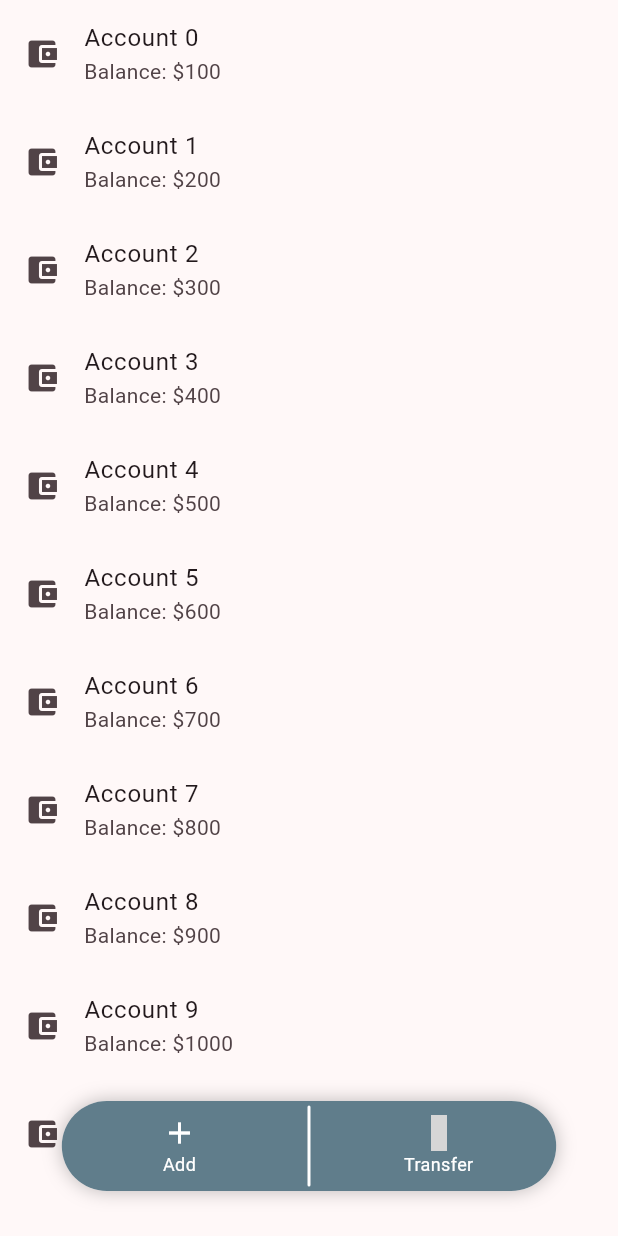
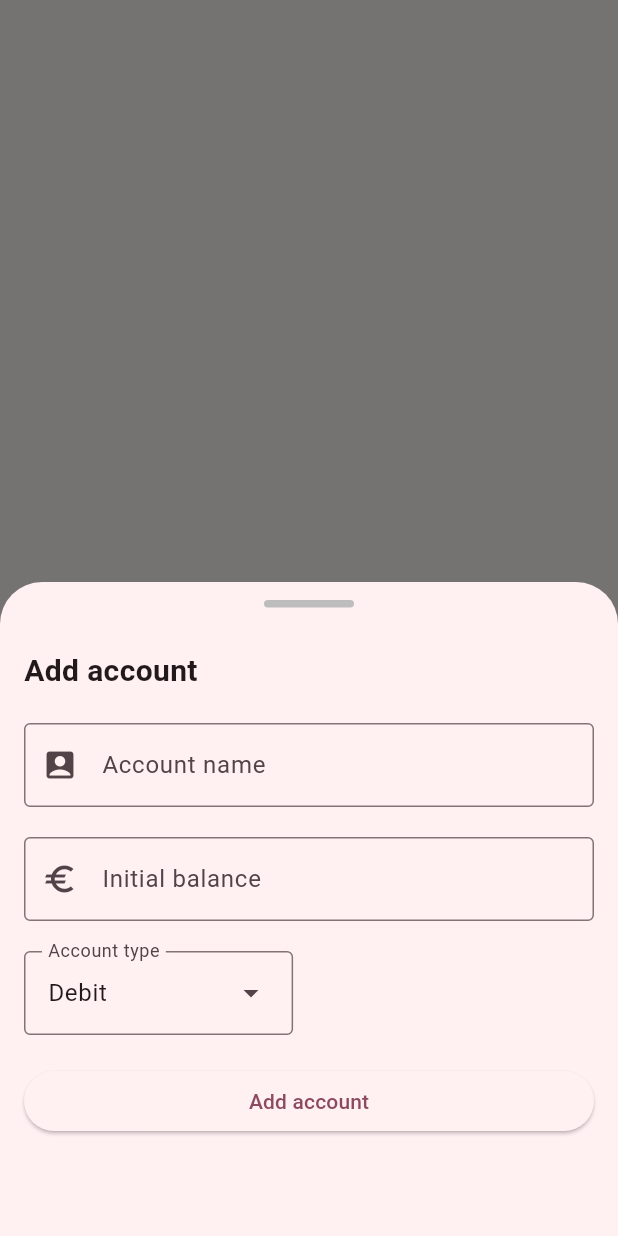
Before and after one commit to Tag365/money_mind, a Flutter app: the AccountWidget screen opened directly, after a tap on "Add", on a phone screen of 412 x 824 dp. Run offline on Flutter 3.47's test engine with Material 3 defaults, Android fonts, the phone set to English and light mode, and no system bars; our stand-ins replace flutter_slidable, fluttericon, sqflite; accounts and stored records are empty; generated files the repository leaves out were written again; grey boxes are pictures that could not be loaded.

Commit message:
Add database service. Store account and initial statement

```diff
--- /dev/null
+++ b/lib/components/drag_indicator.dart
@@ -0,0 +1,22 @@
+import 'package:flutter/material.dart';
+
+class DragIndicator extends StatelessWidget {
+  const DragIndicator({super.key});
+
+  @override
+  Widget build(BuildContext context) {
+    return Padding(
+      padding: const EdgeInsets.symmetric(vertical: 12),
+      child: Center(
+        child: Container(
+          width: 60,
+          height: 5,
+          decoration: BoxDecoration(
+            color: Colors.grey[400],
+            borderRadius: BorderRadius.circular(3),
+          ),
+        ),
+      ),
+    );
+  }
+}
--- /dev/null
+++ b/lib/database/DatabaseService.dart
@@ -0,0 +1,144 @@
+import 'package:money_mind/database/models/account.dart';
+import 'package:money_mind/database/models/statement.dart';
+import 'package:money_mind/database/models/tag.dart';
+import 'package:path/path.dart';
+import 'package:sqflite/sqflite.dart';
+
+class DatabaseService {
+  // Singleton pattern
+  DatabaseService._internal();
+
+  static final DatabaseService instance = DatabaseService._internal();
+
+  Database? _database;
+
+  factory DatabaseService() {
+    return instance;
+  }
+
+  Future<Database> get database async {
+    if (_database != null) return _database!;
+    _database = await getDatabase();
+    return _database!;
+  }
+
+  Future<Database> getDatabase() async {
+    final databasePath = await getDatabasesPath();
+    final path = join(databasePath, 'money_mind.db');
+
+    return openDatabase(
+      path,
+      version: 2,
+      onCreate: (db, version) async {
+        // Create tables here
+        await db.execute('''
+          CREATE TABLE accounts (
+            id TEXT PRIMARY KEY,
+            name TEXT,
+            type TEXT
+          )
+        ''');
+        await db.execute('''
+          CREATE TABLE statements (
+            id TEXT PRIMARY KEY,
+            createdAt DATE,
+            title TEXT,
+            paymentDate DATE,
+            useDate DATE,
+            amount REAL,
+            isExpense INTEGER,
+            accountId TEXT,
+            tags TEXT,
+            note TEXT,
+            FOREIGN KEY (accountId) REFERENCES accounts (id) ON DELETE CASCADE
+          )
+        ''');
+        await db.execute('''
+          CREATE TABLE tags (
+            id INTEGER PRIMARY KEY AUTOINCREMENT,
+            name TEXT
+          )
+        ''');
+        await db.execute('''
+          CREATE TABLE statement_tags (
+            statementId TEXT,
+            tagId INTEGER,
+            PRIMARY KEY (statementId, tagId),
+            FOREIGN KEY (statementId) REFERENCES statements (id) ON DELETE CASCADE,
+            FOREIGN KEY (tagId) REFERENCES tags (id) ON DELETE CASCADE
+          )
+        ''');
+
+        // Indexes for performance
+        await db.execute('CREATE INDEX idx_accountId ON statements (accountId)');
+        await db.execute('CREATE INDEX idx_statementId ON statement_tags (statementId)');
+        await db.execute('CREATE INDEX idx_tagId ON statement_tags (tagId)');
+      },
+    );
+  }
+
+  void addAccount(Account account) async {
+    final db = await database;
+    await db.insert(
+      'accounts',
+      account.toJson(),
+      conflictAlgorithm: ConflictAlgorithm.replace,
+    );
+  }
+
+  void deleteAccount(Account account) async {
+    final db = await database;
+    await db.delete('accounts', where: 'id = ?', whereArgs: [account.id]);
+  }
+
+  Future<List<Account>> getAccounts() async {
+    final db = await database;
+    final List<Map<String, dynamic>> maps = await db.query('accounts');
+
+    List<Account> accounts = [];
+    for (var map in maps) {
+      Account account = Account.fromJson(map);
+
+      List<Statement> statements = await getStatementsForAccount(account);
+      account.statements.addAll(statements);
+      accounts.add(account);
+    }
+
+    return accounts;
+  }
+
+  Future<List<Statement>> getStatementsForAccount(Account account) async {
+    final db = await database;
+    var start = DateTime.now().millisecondsSinceEpoch;
+    print("Fetching statements for account ${account.id} ${DateTime.fromMillisecondsSinceEpoch(start)}");
+    final List<Map<String, dynamic>> maps = await db.query(
+      'statements',
+      where: 'accountId = ?',
+      whereArgs: [account.id],
+    );
+
+    print("Took ${DateTime.now().millisecondsSinceEpoch - start} milliseconds to fetch statements");
+    List<Statement> statements = [];
+    start = DateTime.now().millisecondsSinceEpoch;
+
+    for (var map in maps) {
+      var copy = Map<String, dynamic>.from(map);
+      copy['account'] = account;
+      copy['isExpense'] = copy['isExpense'] == 1;
+      statements.add(Statement.fromJson(copy));
+    }
+    print(statements[0]);
+    print("Took ${DateTime.now().millisecondsSinceEpoch - start} milliseconds to assign stuff");
+
+    return statements;
+  }
+
+  void addStatement(Statement statement, Account account) async {
+    final db = await database;
+    await db.insert('statements', {
+      ...statement.toJson(),
+      'accountId': account.id,
+      'isExpense': statement.isExpense ? 1 : 0,
+    }, conflictAlgorithm: ConflictAlgorithm.replace);
+  }
+}
--- /dev/null
+++ b/lib/database/ID.dart
@@ -0,0 +1,7 @@
+import 'package:uuid/uuid.dart';
+
+class ID {
+  static String generate() {
+    return Uuid().v1();
+  }
+}
--- /dev/null
+++ b/lib/database/models/AccountType.dart
@@ -0,0 +1,26 @@
+import 'dart:collection';
+
+import 'package:flutter/material.dart';
+import 'package:json_annotation/json_annotation.dart';
+
+@JsonEnum()
+enum AccountType {
+  debit("Debit"),
+  creditCard("Credit card");
+
+  const AccountType(this.displayName);
+
+  final String displayName;
+
+  static final List<DropdownMenuEntry<AccountType>> entries =
+      UnmodifiableListView<DropdownMenuEntry<AccountType>>(
+        values
+            .map(
+              (e) => DropdownMenuEntry<AccountType>(
+                value: e,
+                label: e.displayName,
+              ),
+            )
+            .toList(),
+      );
+}
--- /dev/null
+++ b/lib/database/models/account.dart
@@ -0,0 +1,44 @@
+import 'package:json_annotation/json_annotation.dart';
+import 'package:money_mind/database/models/AccountType.dart';
+import 'package:money_mind/database/models/statement.dart';
+import 'package:money_mind/database/ID.dart';
+
+part 'account.g.dart';
+
+@JsonSerializable(explicitToJson: true)
+class Account {
+  @JsonKey(name: 'id')
+  final String id;
+  @JsonKey(name: 'name')
+  final String name;
+  @JsonKey(name: 'type')
+  final AccountType type;
+  @JsonKey(name: 'statements', includeToJson: false)
+  final List<Statement> statements;
+
+  Map<String, Object?> toJson() => _$AccountToJson(this);
+
+  Account({
+    required this.name,
+    required this.type,
+    String? id,
+    List<Statement>? statements,
+  }) : id = id ?? ID.generate(),
+       statements = statements ?? [];
+
+  factory Account.fromJson(Map<String, dynamic> json) =>
+      _$AccountFromJson(json);
+
+  @override
+  String toString() {
+    return "[$id] $name: ${statements.length} statements";
+  }
+
+  double get totalBalance {
+    double balance = 0.0;
+    for (var statement in statements) {
+      balance += statement.isExpense ? -statement.amount : statement.amount;
+    }
+    return balance;
+  }
+}
--- /dev/null
+++ b/lib/database/models/statement.dart
@@ -0,0 +1,59 @@
+import 'package:json_annotation/json_annotation.dart';
+import 'package:money_mind/database/ID.dart';
+import 'package:money_mind/database/models/tag.dart';
+
+part 'statement.g.dart';
+
+@JsonSerializable(explicitToJson: true)
+class Statement {
+  // Internal
+  @JsonKey(name: 'id', required: true)
+  final String id;
+  @JsonKey(name: 'createdAt', required: true)
+  final DateTime createdAt;
+
+  // Characteristics
+  @JsonKey(name: 'title', required: true)
+  final String title;
+  @JsonKey(name: 'paymentDate', required: true)
+  final DateTime paymentDate;
+  @JsonKey(name: 'useDate', required: true)
+  final DateTime useDate;
+  @JsonKey(name: 'amount', required: true)
+  final double amount;
+  @JsonKey(name: 'isExpense', required: true)
+  final bool isExpense;
+  @JsonKey(name: 'tags', required: true, toJson: tagsToJson, fromJson: tagsFromJson )
+  final List<String> tags;
+  @JsonKey(name: 'note', required: true)
+  final String note;
+
+  Statement({
+    String? id,
+    required this.createdAt,
+    required this.title,
+    required this.paymentDate,
+    required this.useDate,
+    required this.amount,
+    required this.isExpense,
+    required this.tags,
+    this.note = "",
+  }) : id = id ?? ID.generate();
+
+  Map<String, dynamic> toJson() => _$StatementToJson(this);
+
+  factory Statement.fromJson(Map<String, dynamic> json) => _$StatementFromJson(json);
+
+  @override
+  String toString() {
+    return "[$id] $title: ${isExpense ? '-' : ''}\$$amount tags: ${tags.join(', ')}";
+  }
+
+  static String tagsToJson(List<String> tags) {
+    return tags.join(',');
+  }
+  static List<String> tagsFromJson(String tags) {
+    if (tags.isEmpty) return [];
+    return tags.split(',').map((e) => e.trim()).toList();
+  }
+}
--- /dev/null
+++ b/lib/database/models/tag.dart
@@ -0,0 +1,16 @@
+import 'package:json_annotation/json_annotation.dart';
+part 'tag.g.dart';
+
+@JsonSerializable()
+class Tag {
+  @JsonKey(name: 'id')
+  final int id;
+  @JsonKey(name: 'name')
+  final String name;
+
+  Tag({required this.id, required this.name});
+
+  factory Tag.fromJson(Map<String, dynamic> json) => _$TagFromJson(json);
+
+  Map<String, dynamic> toJson() => _$TagToJson(this);
+}
--- /dev/null
+++ b/lib/modals/account_form.dart
@@ -0,0 +1,159 @@
+import 'package:flutter/material.dart';
+import 'package:flutter/services.dart';
+
+import 'package:money_mind/components/drag_indicator.dart';
+import 'package:money_mind/database/DatabaseService.dart';
+import 'package:money_mind/database/models/AccountType.dart';
+import 'package:money_mind/database/models/account.dart';
+import 'package:money_mind/database/models/statement.dart';
+
+class AccountForm extends StatefulWidget {
+  const AccountForm({super.key});
+
+  @override
+  State<AccountForm> createState() => _AccountFormState();
+}
+
+class _AccountFormState extends State<AccountForm> {
+  final _formKey = GlobalKey<FormState>();
+  final accountNameController = TextEditingController();
+  final balanceController = TextEditingController();
+  final typeController = TextEditingController();
+  DatabaseService databaseService = DatabaseService.instance;
+  AccountType? accountType = AccountType.debit;
+
+  @override
+  void dispose() {
+    // Clean up the controller when the widget is disposed.
+    accountNameController.dispose();
+    balanceController.dispose();
+    typeController.dispose();
+    super.dispose();
+  }
+
+  @override
+  Widget build(BuildContext context) {
+    return SingleChildScrollView(
+      child: Padding(
+        padding: EdgeInsets.only(bottom: MediaQuery
+            .of(context)
+            .viewInsets
+            .bottom),
+        child: SizedBox(
+          width: double.infinity,
+          child: Column(
+            mainAxisSize: MainAxisSize.min,
+            children: [
+              DragIndicator(),
+              Padding(
+                padding: EdgeInsets.all(16.0),
+                child: Column(
+                  crossAxisAlignment: CrossAxisAlignment.start,
+                  mainAxisAlignment: MainAxisAlignment.start,
+                  children: [
+                    Text(
+                      'Add account',
+                      style: TextStyle(
+                          fontWeight: FontWeight.bold, fontSize: 20),
+                    ),
+                    SizedBox(height: 20),
+                    Form(
+                      key: _formKey,
+                      child: Column(
+                        spacing: 20,
+                        children: [
+                          TextFormField(
+                            controller: accountNameController,
+                            decoration: InputDecoration(
+                              labelText: 'Account name',
+                              border: OutlineInputBorder(),
+                              prefixIcon: Icon(Icons.account_box),
+                            ),
+                            validator: (value) {
+                              if (value == null || value.isEmpty) {
+                                return 'Please enter an account name';
+                              }
+                              return null;
+                            },
+                          ),
+                          TextFormField(
+                            controller: balanceController,
+                            decoration: InputDecoration(
+                              labelText: "Initial balance",
+                              border: OutlineInputBorder(),
+                              prefixIcon: Icon(Icons.euro_sharp),
+                            ),
+                            inputFormatters: <TextInputFormatter>[
+                              FilteringTextInputFormatter.allow(
+                                RegExp(
+                                    r'([1-9]+\d*[.,]?\d{0,2})|(0[.,]?\d{0,2})'),
+                              ),
+                            ],
+                            keyboardType: TextInputType.number,
+                            validator: (value) {
+                              if (value == null || value.isEmpty) {
+                                return 'Please enter an initial balance';
+                              }
+                              if (double.tryParse(value) == null) {
+                                return 'Please enter a valid number';
+                              }
+                              return null;
+                            },
+                          ),
+                          SizedBox(
+                            width: double.infinity,
+                            child: DropdownMenu(
+                              controller: typeController,
+                              label: Text('Account type'),
+                              initialSelection: AccountType.debit,
+                              dropdownMenuEntries: AccountType.entries,
+                              onSelected: (AccountType? type) {
+                                setState(() {
+                                  accountType = type;
+                                });
+                              },
+                            ),
+                          ),
+                          SizedBox(
+                            width: double.infinity,
+                            child: ElevatedButton(
+                              onPressed: () {
+                                if (!_formKey.currentState!.validate()) {
+                                  return;
+                                }
+                                Account newAccount = Account(
+                                  name: accountNameController.text,
+                                  type: accountType!,
+                                );
+                                databaseService.addAccount(newAccount);
+
+                                Statement statement = Statement(
+                                    createdAt: DateTime.timestamp(),
+                                    title: "Initial Balance",
+                                    paymentDate: DateTime.timestamp(),
+                                    useDate: DateTime.timestamp(),
+                                    amount: double.parse(
+                                        balanceController.text),
+                                    isExpense: false,
+                                    tags: ["Auto-generated"]);
+                                newAccount.statements.add(statement);
+                                databaseService.addStatement(statement, newAccount);
+                                Navigator.pop(context, newAccount);
+                              },
+                              child: Text('Add account'),
+                            ),
+                          ),
+                        ],
+                      ),
+                    ),
+                    SizedBox(height: 50,)
+                  ],
+                ),
+              ),
+            ],
+          ),
+        ),
+      ),
+    );
+  }
+}
--- a/lib/tabs/account.dart
+++ b/lib/tabs/account.dart
@@ -1,7 +1,13 @@
 import 'dart:math';
 
 import 'package:flutter/material.dart';
+import 'package:flutter_slidable/flutter_slidable.dart';
 import 'package:fluttericon/iconic_icons.dart';
+import 'package:money_mind/database/DatabaseService.dart';
+import 'package:money_mind/database/models/AccountType.dart';
+import 'package:money_mind/database/models/account.dart';
+import 'package:money_mind/database/models/statement.dart';
+import 'package:money_mind/modals/account_form.dart';
 
 class AccountWidget extends StatefulWidget {
   const AccountWidget({super.key});
@@ -11,38 +17,80 @@ class AccountWidget extends StatefulWidget {
 }
 
 class _AccountState extends State<AccountWidget> {
-  int itemCount = 10;
+  List<Account> accounts = [];
+  DatabaseService databaseService = DatabaseService.instance;
+
+  void _openAddAccountModal() async {
+    final result = await showModalBottomSheet(
+      isScrollControlled: true,
+      context: context,
+      builder: (BuildContext context) => const AccountForm(),
+    );
+    if (result == null || result is! Account) return;
+    setState(() {
+      accounts.add(result);
+    });
+  }
 
   @override
-  Widget build(BuildContext context) {
-    return Scaffold(
-      body: Stack(
-        children: [
-          _list(),
-          Align(
-            alignment: Alignment.bottomCenter,
-            child: _actionBar(),
-          ),
-        ],
-      ),
+  void initState() {
+    super.initState();
+    databaseService.getAccounts().then(
+      (value) => {
+        setState(() {
+          print(value);
+          accounts = value;
+        }),
+      },
     );
   }
 
   Widget _list() {
-    if (itemCount == 0) {
+    if (accounts.isEmpty) {
       return Center(
-        child: Text("No accounts available.\nPlease add an account via bellow button."),
+        child: Text(
+          "No accounts available.\nPlease add an account via bellow button.",
+        ),
       );
     }
-    return ListView.builder(
-      itemCount: itemCount,
-      itemBuilder: ((context, index) {
-        return ListTile(
-          leading: Icon(Icons.account_balance_wallet),
-          title: Text("Account $index"),
-          subtitle: Text("Balance: \$${(index + 1) * 100}"),
-        );
-      }),
+    return SlidableAutoCloseBehavior(
+      child: ListView.builder(
+        itemCount: accounts.length,
+        itemBuilder: ((context, index) {
+          final Account account = accounts[index];
+          return Slidable(
+            groupTag: "0",
+            endActionPane: ActionPane(
+              motion: ScrollMotion(),
+              extentRatio: 0.25,
+              children: [
+                SlidableAction(
+                  onPressed: ((_) {
+                    setState(() {
+                      databaseService.deleteAccount(accounts[index]);
+                      accounts.removeAt(index);
+                    });
+                  }),
+                  backgroundColor: Colors.red,
+                  icon: Icons.delete,
+                  label: "Delete",
+                ),
+              ],
+            ),
+            child: ListTile(
+              leading: Icon(
+                account.type == AccountType.creditCard
+                    ? Icons.credit_card
+                    : Icons.wallet,
+              ),
+              title: Text(account.name),
+              subtitle: Text(
+                "Balance: ${account.totalBalance.toStringAsFixed(2)}€",
+              ),
+            ),
+          );
+        }),
+      ),
     );
   }
 
@@ -68,10 +116,8 @@ class _AccountState extends State<AccountWidget> {
           Expanded(
             child: IconButton(
               onPressed: () {
-                setState(() {
-                  itemCount++;
-                });
                 print("Add account");
+                _openAddAccountModal();
               },
               icon: Column(
                 mainAxisAlignment: MainAxisAlignment.center,
@@ -97,10 +143,20 @@ class _AccountState extends State<AccountWidget> {
           Expanded(
             child: IconButton(
               onPressed: () {
-                setState(() {
-                  itemCount = max(0, itemCount - 1);
-                });
                 print("Transfer");
+                Random rng = Random(0);
+                for (int i = 0; i < 10_000; i++) {
+                  Account account = accounts[0];
+                  Statement s = Statement(
+                      createdAt: DateTime.timestamp(),
+                      title: "Initial Balance",
+                      paymentDate: DateTime.timestamp(),
+                      useDate: DateTime.timestamp(),
+                      amount: rng.nextDouble(),
+                      isExpense: rng.nextBool(),
+                      tags: ["Auto-generated"]);
+                  databaseService.addStatement(s, account);
+                }
               },
               icon: Column(
                 mainAxisAlignment: MainAxisAlignment.center,
@@ -118,4 +174,16 @@ class _AccountState extends State<AccountWidget> {
       ),
     );
   }
+
+  @override
+  Widget build(BuildContext context) {
+    return Scaffold(
+      body: Stack(
+        children: [
+          _list(),
+          Align(alignment: Alignment.bottomCenter, child: _actionBar()),
+        ],
+      ),
+    );
+  }
 }
```
Also changed, not shown: pubspec.yaml (+7 -0 lines), pubspec.lock, 3 other files.
